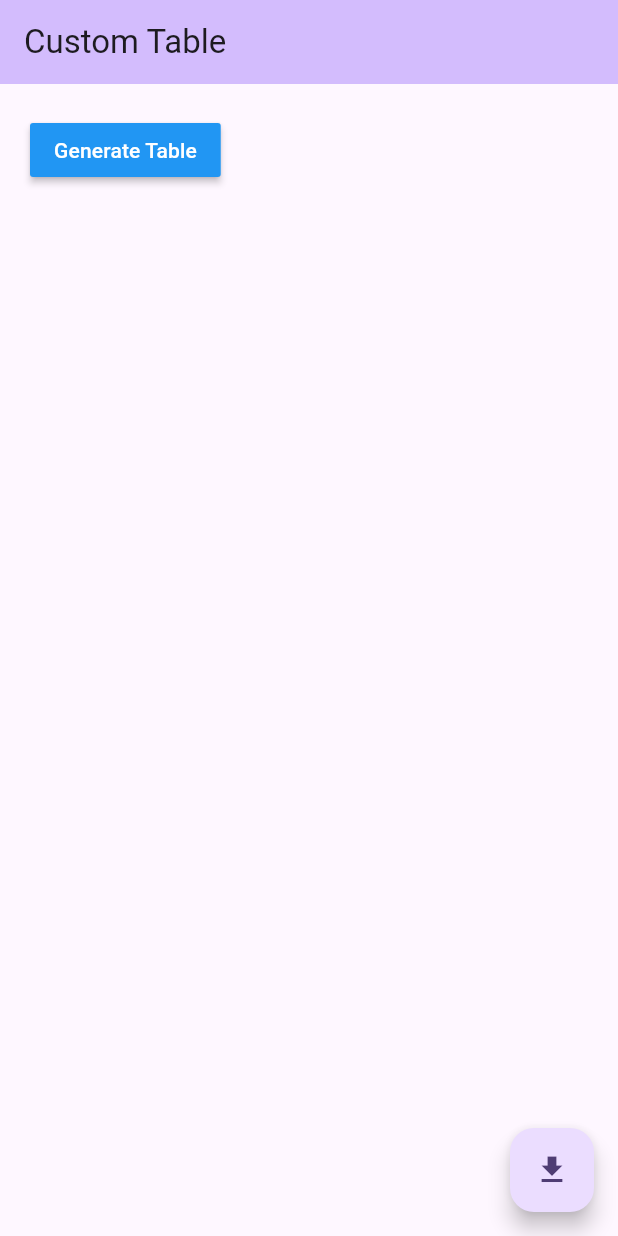
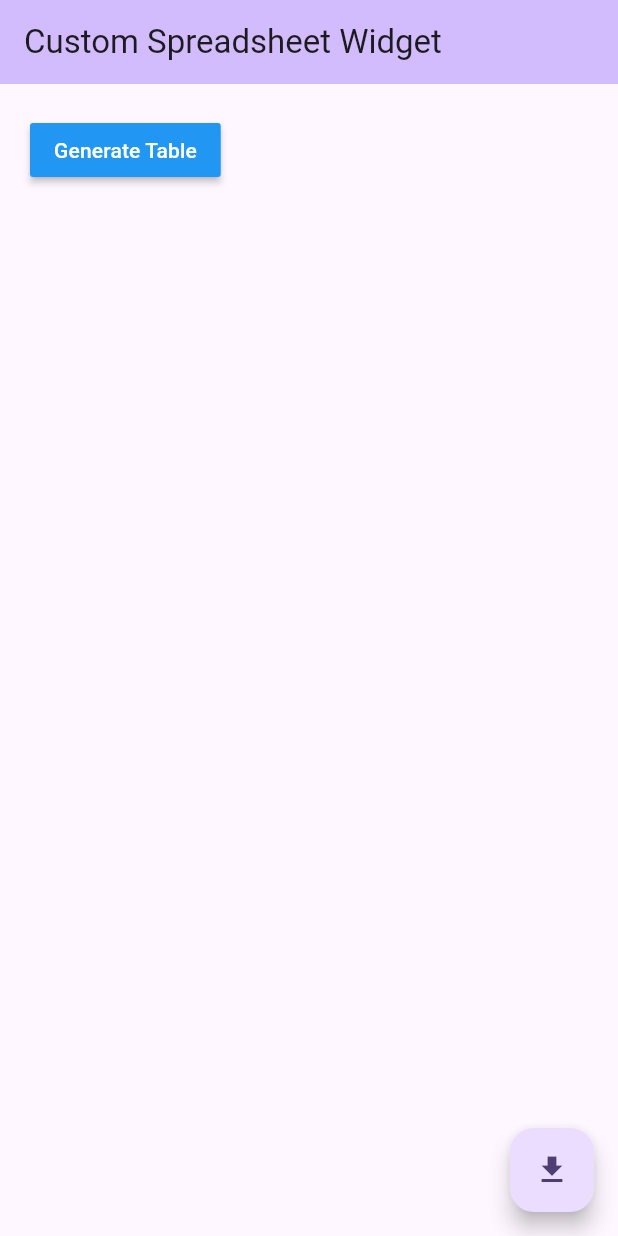
Before and after one commit to neilsadev/flutter-spreadsheet, a Flutter app: the screen it shows after launch, on a phone screen of 412 x 824 dp. Run offline on Flutter 3.47's test engine with Material 2 defaults, Android fonts, the phone set to English and light mode, and no system bars.

```diff
--- a/lib/main.dart
+++ b/lib/main.dart
@@ -20,7 +20,7 @@ class MyApp extends StatelessWidget {
         colorScheme: ColorScheme.fromSeed(seedColor: Colors.deepPurple),
         useMaterial3: true,
       ),
-      home: const MyHomePage(title: 'Custom Table'),
+      home: const MyHomePage(title: 'Custom Spreadsheet Widget'),
     );
   }
 }
```
